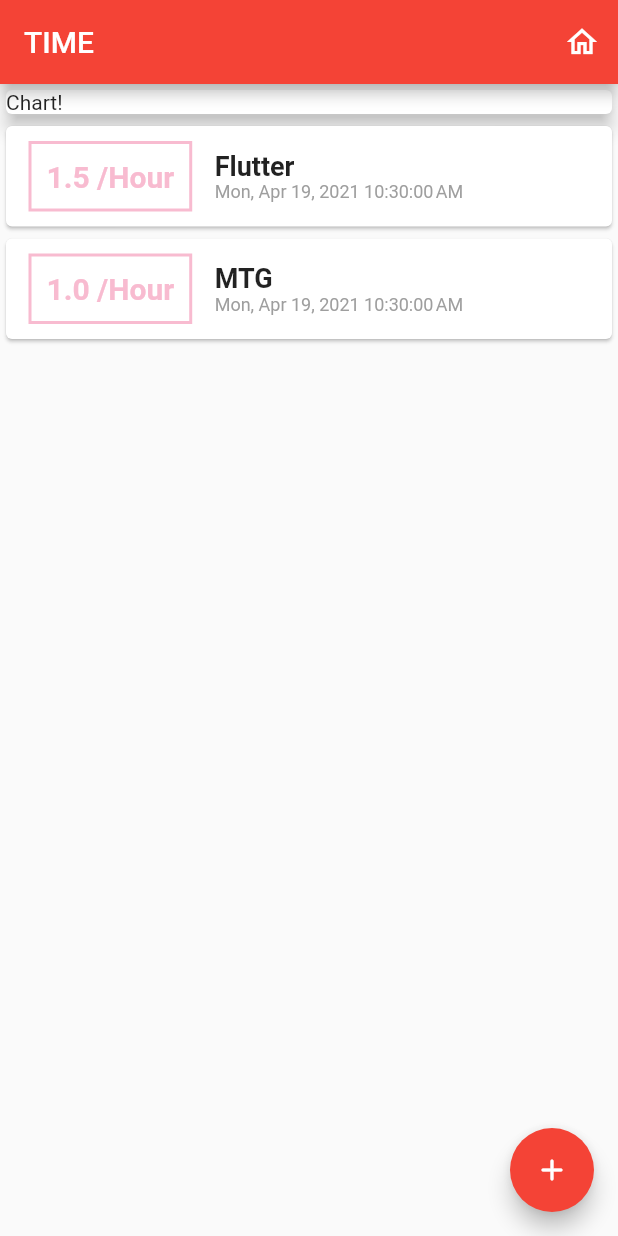
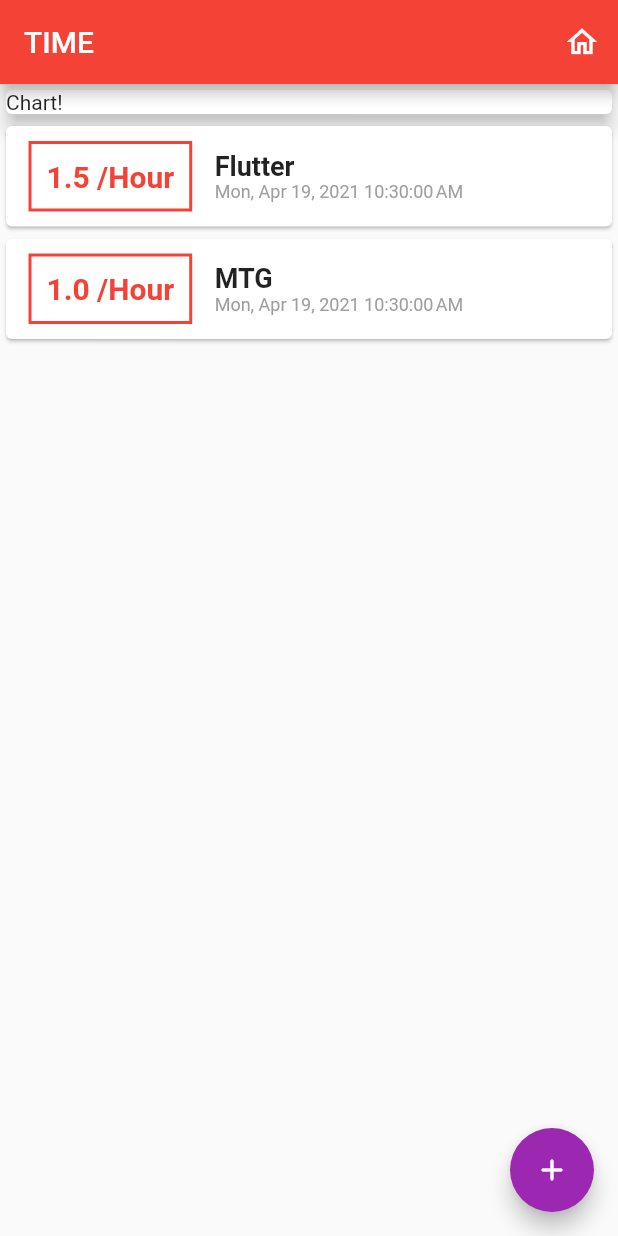
Before and after one commit to mayukohayashi/benkyoutimer_flutter, a Flutter app: the screen it shows after launch, on a phone screen of 412 x 824 dp. Run offline on Flutter 3.47's test engine with Material 2 defaults, Android fonts, the phone set to English and light mode, and no system bars; missing offline and left inert: dart:html.

Commit message:
add: theme accentcolor

```diff
--- a/lib/main.dart
+++ b/lib/main.dart
@@ -13,7 +13,7 @@ class MyApp extends StatelessWidget {
   Widget build(BuildContext context) {
     return MaterialApp(
       title: 'APPPPPPPPP',
-      theme: ThemeData(primarySwatch: Colors.red),
+      theme: ThemeData(primarySwatch: Colors.red, accentColor: Colors.purple),
       home: MyHomePage(),
     );
   }
--- a/lib/widgets/transaction_list.dart
+++ b/lib/widgets/transaction_list.dart
@@ -22,7 +22,7 @@ class TransactionList extends StatelessWidget {
                   margin: EdgeInsets.symmetric(vertical: 10, horizontal: 15),
                   decoration: BoxDecoration(
                       border: Border.all(
-                    color: Colors.pink.shade100,
+                    color: Theme.of(context).primaryColor,
                     width: 2,
                   )),
                   padding: EdgeInsets.all(10),
@@ -31,7 +31,7 @@ class TransactionList extends StatelessWidget {
                     style: TextStyle(
                         fontWeight: FontWeight.bold,
                         fontSize: 20,
-                        color: Colors.pink.shade100),
+                        color: Theme.of(context).primaryColor),
                   ),
                 ),
                 Column(
```
